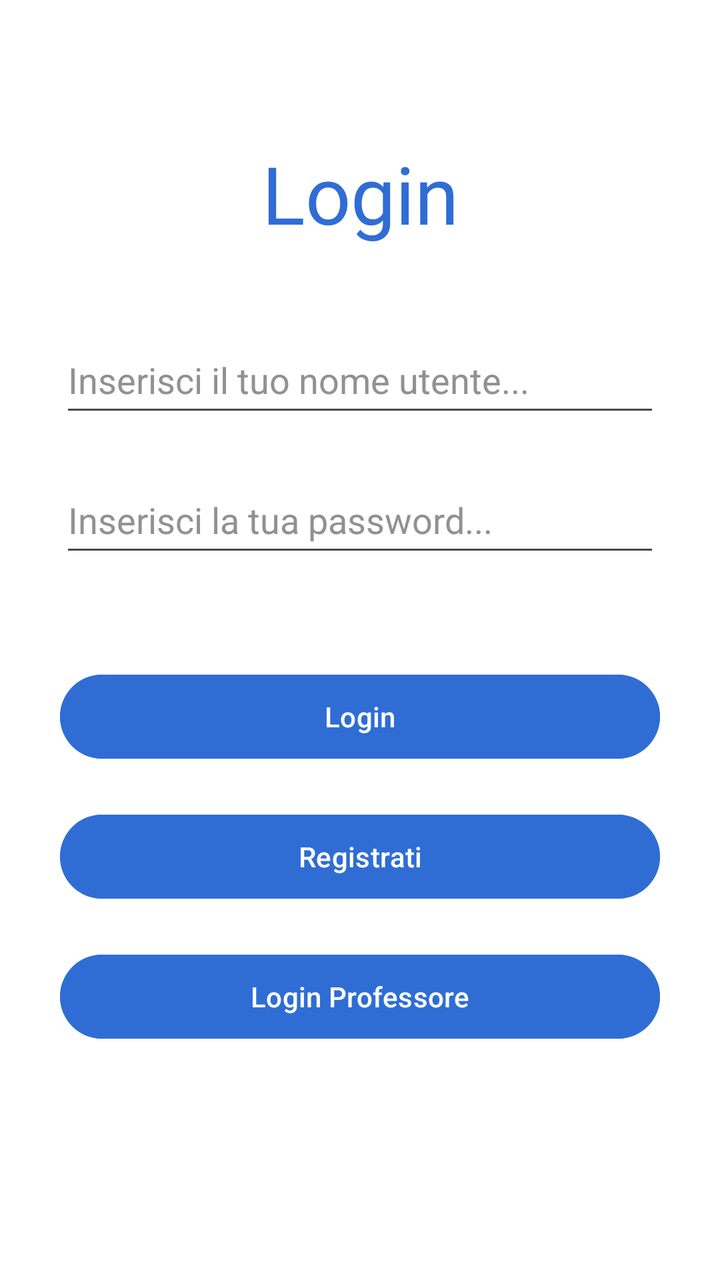
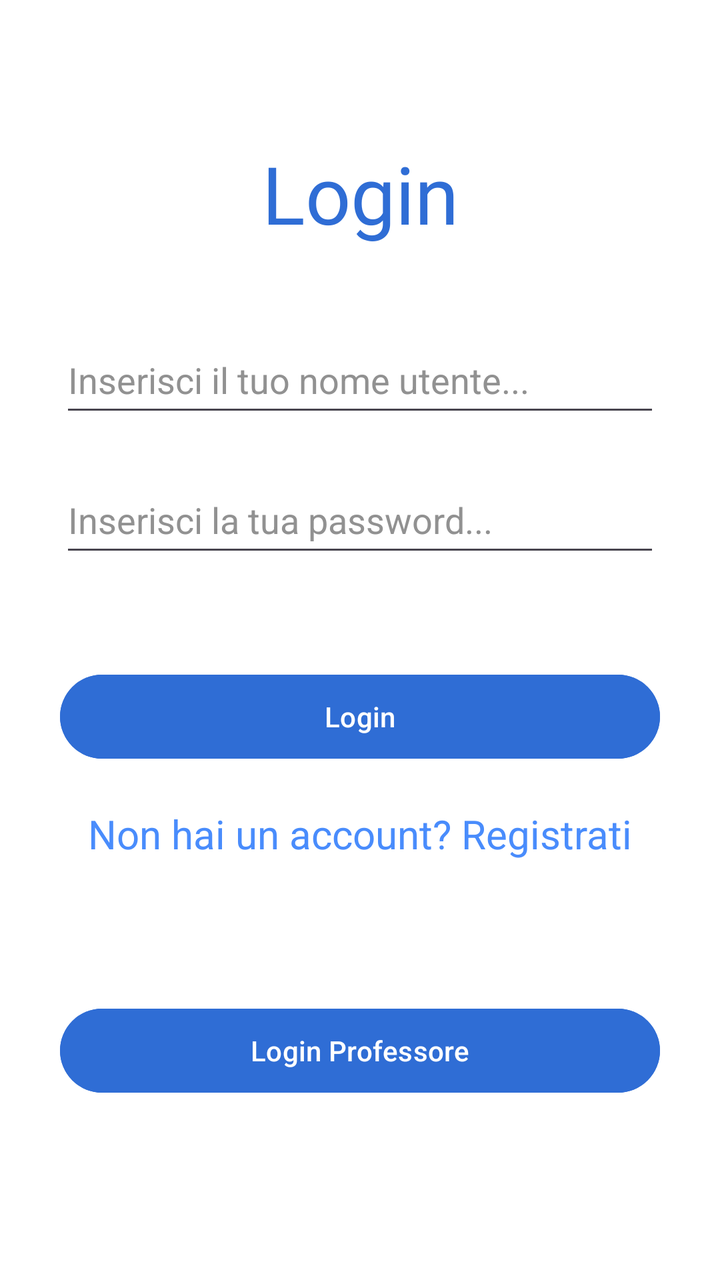

Screens rendered from an Android XML layout before and after an edit, with the pre-edit source and the edit as a unified diff.
<!-- AndroidManifest.xml: application theme Theme.AsilApp -->
<!-- res/layout/fragment_primo_accesso.xml -->
<?xml version="1.0" encoding="utf-8"?>
<LinearLayout xmlns:android="http://schemas.android.com/apk/res/android"
    xmlns:app="http://schemas.android.com/apk/res-auto"
    xmlns:tools="http://schemas.android.com/tools"
    android:id="@+id/linearLayout"
    android:layout_width="match_parent"
    android:layout_height="match_parent"
    android:background="@color/appBackground"
    android:orientation="vertical"
    tools:context=".PrimoAccesso">

    <TextView
        android:id="@+id/loginLabel"
        android:layout_width="match_parent"
        android:layout_height="wrap_content"
        android:layout_marginTop="70dp"
        android:fontFamily="@font/titillium_web_bold"
        android:text="@string/loginFragmentTitle"
        android:textAlignment="center"
        android:textColor="@color/titleColor"
        android:textSize="@dimen/title1FontSize" />

    <EditText
        android:id="@+id/userNameInput"
        android:layout_width="@dimen/inputTextWidth"
        android:layout_height="@dimen/inpuTextHeight"
        android:layout_gravity="center"
        android:layout_marginTop="40dp"
        android:ems="10"
        android:hint="@string/usernamePlaceholder"
        android:inputType="text"
        android:textColorHint="@color/textPlaceholderColor"
        android:textSize="@dimen/textInputFontSize" />

    <EditText
        android:id="@+id/editTextTextPassword"
        android:layout_width="@dimen/inputTextWidth"
        android:layout_height="@dimen/inpuTextHeight"
        android:layout_gravity="center"
        android:layout_marginTop="@dimen/marginBetweenInputs"
        android:ems="10"
        android:hint="@string/passwordPlaceholder"
        android:inputType="textPassword"
        android:textColorHint="@color/textPlaceholderColor" />

    <Button
        android:id="@+id/buttonLogin"
        android:layout_width="@dimen/buttonsLoginWidth"
        android:layout_height="@dimen/buttonsLoginHeight"
        android:layout_gravity="center"
        android:layout_marginTop="50dp"
        android:backgroundTint="@color/buttonsColor"
        android:text="@string/loginButtonLabel"
        android:textColor="@color/textColorOnButton" />

    <Button
        android:id="@+id/buttonRegister"
        android:layout_width="@dimen/buttonsLoginWidth"
        android:layout_height="@dimen/buttonsLoginHeight"
        android:layout_gravity="center"
        android:layout_marginTop="20dp"
        android:backgroundTint="@color/buttonsColor"
        android:text="@string/loginRegistrationButtonLabel"
        android:textColor="@color/textColorOnButton" />

    <Button
        android:id="@+id/buttonProfessor"
        android:layout_width="@dimen/buttonsLoginWidth"
        android:layout_height="@dimen/buttonsLoginHeight"
        android:layout_gravity="center"
        android:layout_marginTop="20dp"
        android:backgroundTint="@color/buttonsColor"
        android:text="@string/loginFragmentProfLabel"
        android:textColor="@color/textColorOnButton" />
</LinearLayout>
<!-- resources referenced by this layout -->
<resources>
  <color name="appBackground">#ffffff</color>
  <color name="buttonsColor">#2f6dd5</color>
  <color name="textColorOnButton">#ffffff</color>
  <color name="textPlaceholderColor">#919191</color>
  <color name="titleColor">#2f6dd5</color>
  <dimen name="buttonsLoginHeight">50dp</dimen>
  <dimen name="buttonsLoginWidth">300dp</dimen>
  <dimen name="inpuTextHeight">50dp</dimen>
  <dimen name="inputTextWidth">300dp</dimen>
  <dimen name="marginBetweenInputs">20dp</dimen>
  <dimen name="textInputFontSize">18dp</dimen>
  <dimen name="title1FontSize">40dp</dimen>
  <string name="loginButtonLabel">Login</string>
  <string name="loginFragmentProfLabel">Login Professore</string>
  <string name="loginFragmentTitle">Login</string>
  <string name="loginRegistrationButtonLabel">Registrati</string>
  <string name="passwordPlaceholder">Inserisci la tua password...</string>
  <string name="usernamePlaceholder">Inserisci il tuo nome utente...</string>
  <style name="Theme.AsilApp" parent="Base.Theme.AsilApp" />
  <style name="Base.Theme.AsilApp" parent="Theme.Material3.DayNight.NoActionBar">
          
          
      </style>
</resources>

<!-- the commit's change to res/layout/fragment_primo_accesso.xml (unified diff, before → after) -->
@@ -29,11 +29,12 @@
         android:ems="10"
         android:hint="@string/usernamePlaceholder"
         android:inputType="text"
+        android:textColor="@color/textColor"
         android:textColorHint="@color/textPlaceholderColor"
         android:textSize="@dimen/textInputFontSize" />
 
     <EditText
-        android:id="@+id/editTextTextPassword"
+        android:id="@+id/passwordInput"
         android:layout_width="@dimen/inputTextWidth"
         android:layout_height="@dimen/inpuTextHeight"
         android:layout_gravity="center"
@@ -41,6 +42,7 @@
         android:ems="10"
         android:hint="@string/passwordPlaceholder"
         android:inputType="textPassword"
+        android:textColor="@color/textColor"
         android:textColorHint="@color/textPlaceholderColor" />
 
     <Button
@@ -53,22 +55,22 @@
         android:text="@string/loginButtonLabel"
         android:textColor="@color/textColorOnButton" />
 
-    <Button
-        android:id="@+id/buttonRegister"
-        android:layout_width="@dimen/buttonsLoginWidth"
-        android:layout_height="@dimen/buttonsLoginHeight"
+    <TextView
+        android:id="@+id/registerLabel"
+        android:layout_width="wrap_content"
+        android:layout_height="wrap_content"
         android:layout_gravity="center"
-        android:layout_marginTop="20dp"
-        android:backgroundTint="@color/buttonsColor"
-        android:text="@string/loginRegistrationButtonLabel"
-        android:textColor="@color/textColorOnButton" />
+        android:layout_marginTop="@dimen/marginBetweenInputs"
+        android:text="@string/loginRegistrationLabel"
+        android:textColor="@color/textColor"
+        android:textSize="@dimen/title3FontSize" />
 
     <Button
         android:id="@+id/buttonProfessor"
         android:layout_width="@dimen/buttonsLoginWidth"
         android:layout_height="@dimen/buttonsLoginHeight"
         android:layout_gravity="center"
-        android:layout_marginTop="20dp"
+        android:layout_marginTop="70dp"
         android:backgroundTint="@color/buttonsColor"
         android:text="@string/loginFragmentProfLabel"
         android:textColor="@color/textColorOnButton" />
<!-- resource entries referenced after the edit -->
@@ -2,6 +2,7 @@
 <resources>
   <color name="appBackground">#ffffff</color>
   <color name="buttonsColor">#2f6dd5</color>
+  <color name="textColor">#498cfc</color>
   <color name="textColorOnButton">#ffffff</color>
   <color name="textPlaceholderColor">#919191</color>
   <color name="titleColor">#2f6dd5</color>
@@ -12,10 +13,11 @@
   <dimen name="marginBetweenInputs">20dp</dimen>
   <dimen name="textInputFontSize">18dp</dimen>
   <dimen name="title1FontSize">40dp</dimen>
+  <dimen name="title3FontSize">20dp</dimen>
   <string name="loginButtonLabel">Login</string>
   <string name="loginFragmentProfLabel">Login Professore</string>
   <string name="loginFragmentTitle">Login</string>
-  <string name="loginRegistrationButtonLabel">Registrati</string>
+  <string name="loginRegistrationLabel">Non hai un account? Registrati</string>
   <string name="passwordPlaceholder">Inserisci la tua password...</string>
   <string name="usernamePlaceholder">Inserisci il tuo nome utente...</string>
   <style name="Theme.AsilApp" parent="Base.Theme.AsilApp" />
